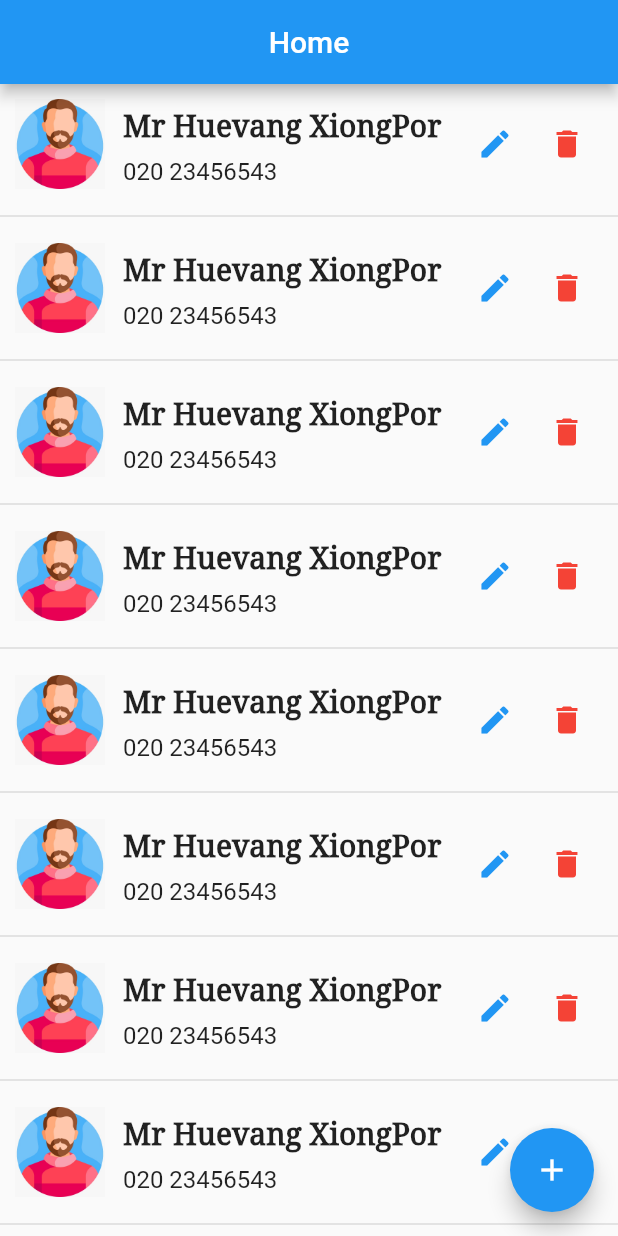
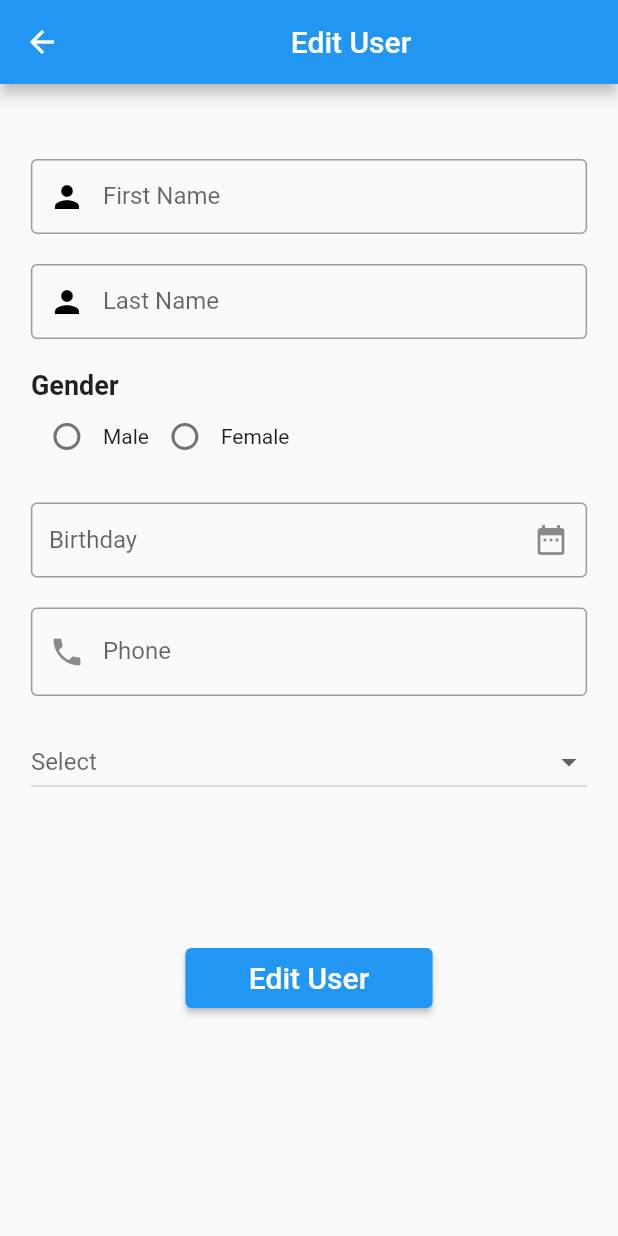
Before and after one commit to huevangxp/flutter_crud, a Flutter app: the screen it shows after launch, after a tap on the "edit" icon, on a phone screen of 412 x 824 dp. Run offline on Flutter 3.47's test engine with Material 2 defaults, Android fonts, the phone set to English and light mode, and no system bars.

Commit message:
add edit and add user

```diff
--- a/lib/pages/add_user.dart
+++ b/lib/pages/add_user.dart
@@ -10,18 +10,8 @@ class AddUser extends StatefulWidget {
 class _AddUserState extends State<AddUser> {
   String Gender = "";
 
-  //  String dropdownvalue = 'Item 1';
   final userType = ['Admin', 'User'];
-  // String ChooseType = "Ch";
 
-  // List of items in our dropdown menu
-  // var items = [
-  //   'Item 1',
-  //   'Item 2',
-  //   'Item 3',
-  //   'Item 4',
-  //   'Item 5',
-  // ];
 
   @override
   Widget build(BuildContext context) {
@@ -75,29 +65,45 @@ class _AddUserState extends State<AddUser> {
               const SizedBox(
                 height: 20,
               ),
-              Container(
+              selectWidget(context),
+              const SizedBox(
+                height: 100,
+              ),
+              buttonAddUser(context)
+            ],
+          ),
+        ),
+      ),
+    );
+  }
+
+  Container buttonAddUser(BuildContext context) {
+    return Container(
+              width: MediaQuery.of(context).size.width * 0.4,
+              height: 40,
+              child: ElevatedButton(onPressed: (){}, child: Text('Add User', style:TextStyle(fontSize: 20))));
+  }
+
+  Container selectWidget(BuildContext context) {
+    return Container(
               width: MediaQuery.of(context).size.width * 0.9,
               child: DropdownButton(
                   isExpanded: true,
-                    hint: const Text("Select"),
+                  hint: Text("Select"),
                   items: userType
                       .map((e) => DropdownMenuItem(
                             child: Text(
                               e,
                               style: TextStyle(fontSize: 16),
                             ),
-                              value: e,
+                            value:e,
                           ))
                       .toList(),
                   onChanged: (value) {
                     setState(() {
+                      value = value;
                     });
                   }),
-              ),
-            ],
-          ),
-        ),
-      ),
             );
   }
 
--- a/lib/pages/edit_user.dart
+++ b/lib/pages/edit_user.dart
@@ -1,20 +1,211 @@
 import 'package:flutter/material.dart';
 
-class EditUser extends StatefulWidget {
-  const EditUser({super.key});
+class EdittUser extends StatefulWidget {
+  const EdittUser({super.key});
 
   @override
-  State<EditUser> createState() => _EditUserState();
+  State<EdittUser> createState() => _EdittUserState();
 }
 
-class _EditUserState extends State<EditUser> {
+class _EdittUserState extends State<EdittUser> {
+  String Gender = "";
+
+  final userType = ['Admin', 'User'];
+
+
   @override
   Widget build(BuildContext context) {
     return Scaffold(
       appBar: AppBar(
-        title: Text("Edit User"),
+        leading: IconButton(
+          onPressed: () {
+            Navigator.pop(context);
+          },
+          icon: Icon(Icons.arrow_back),
+        ),
+        title: Center(child: Text("Edit User")),
       ),
-      body: Text("huevang edit user"),
+      body: SingleChildScrollView(
+        child: Center(
+          child: Column(
+            children: [
+              // Padding(padding: EdgeInsets.only(top: 20)),
+              const SizedBox(
+                height: 50,
+              ),
+              textFieldFname(context),
+              const SizedBox(
+                height: 20,
+              ),
+              textFieldLname(context),
+              const SizedBox(
+                height: 20,
+              ),
+              Container(
+                width: MediaQuery.of(context).size.width * 0.9,
+                child: Row(
+                  children: [
+                    Text(
+                      "Gender",
+                      style:
+                          TextStyle(fontWeight: FontWeight.bold, fontSize: 18),
+                    ),
+                  ],
+                ),
+              ),
+              radioMaleAndFemal(context),
+              const SizedBox(
+                height: 20,
+              ),
+              textFormFieldBirthday(context),
+              const SizedBox(
+                height: 20,
+              ),
+              textFormFieldPhone(context),
+              const SizedBox(
+                height: 20,
+              ),
+              selectWidget(context),
+              const SizedBox(
+                height: 100,
+              ),
+              buttonAddUser(context)
+            ],
+          ),
+        ),
+      ),
+    );
+  }
+
+  Container buttonAddUser(BuildContext context) {
+    return Container(
+              width: MediaQuery.of(context).size.width * 0.4,
+              height: 40,
+              child: ElevatedButton(onPressed: (){}, child: Text('Edit User', style:TextStyle(fontSize: 20))));
+  }
+
+  Container selectWidget(BuildContext context) {
+    return Container(
+              width: MediaQuery.of(context).size.width * 0.9,
+              child: DropdownButton(
+                  isExpanded: true,
+                  hint: Text("Select"),
+                  items: userType
+                      .map((e) => DropdownMenuItem(
+                            child: Text(
+                              e,
+                              style: TextStyle(fontSize: 16),
+                            ),
+                            value:e,
+                          ))
+                      .toList(),
+                  onChanged: (value) {
+                    setState(() {
+                      value = value;
+                    });
+                  }),
+            );
+  }
+
+  Container textFormFieldPhone(BuildContext context) {
+    return Container(
+      width: MediaQuery.of(context).size.width * 0.9,
+      child: TextFormField(
+        decoration: InputDecoration(
+            labelText: "Phone",
+            border: OutlineInputBorder(),
+            prefixIcon: IconButton(onPressed: () {}, icon: Icon(Icons.phone))),
+      ),
+    );
+  }
+
+  Container textFormFieldBirthday(BuildContext context) {
+    return Container(
+      width: MediaQuery.of(context).size.width * 0.9,
+      height: 50,
+      child: TextFormField(
+        decoration: InputDecoration(
+          labelText: "Birthday",
+          border: OutlineInputBorder(),
+          suffixIcon: IconButton(
+            onPressed: () {},
+            icon: Icon(Icons.date_range),
+          ),
+        ),
+      ),
+    );
+  }
+
+  Container radioMaleAndFemal(BuildContext context) {
+    return Container(
+      width: MediaQuery.of(context).size.width * 0.9,
+      child: Row(
+        // mainAxisAlignment: MainAxisAlignment.spaceEvenly,
+        children: [
+          Row(
+            children: [
+              Radio(
+                  value: "Male",
+                  groupValue: Gender,
+                  onChanged: (value) {
+                    setState(() {
+                      Gender = value.toString();
+                      print(value);
+                    });
+                  }),
+              Text("Male"),
+            ],
+          ),
+          Row(
+            children: [
+              Radio(
+                  value: "Female",
+                  groupValue: Gender,
+                  onChanged: (value) {
+                    setState(() {
+                      Gender = value.toString();
+                      print(value);
+                    });
+                  }),
+              Text("Female")
+            ],
+          )
+        ],
+      ),
+    );
+  }
+
+  Container textFieldLname(BuildContext context) {
+    return Container(
+      width: MediaQuery.of(context).size.width * 0.9,
+      height: 50,
+      child: TextFormField(
+        decoration: InputDecoration(
+          labelText: "Last Name",
+          prefixIcon: Icon(
+            Icons.person,
+            color: Colors.black,
+          ),
+          border: OutlineInputBorder(),
+        ),
+      ),
+    );
+  }
+
+  Container textFieldFname(BuildContext context) {
+    return Container(
+      width: MediaQuery.of(context).size.width * 0.9,
+      height: 50,
+      child: TextFormField(
+        decoration: InputDecoration(
+          labelText: "First Name",
+          prefixIcon: Icon(
+            Icons.person,
+            color: Colors.black,
+          ),
+          border: OutlineInputBorder(),
+        ),
+      ),
     );
   }
 }
--- a/lib/pages/home.dart
+++ b/lib/pages/home.dart
@@ -1,5 +1,6 @@
 import 'package:flutter/material.dart';
 import 'package:flutter_crud/pages/add_user.dart';
+import 'package:flutter_crud/pages/edit_user.dart';
 
 class Home extends StatefulWidget {
   const Home({super.key});
@@ -56,7 +57,11 @@ class _HomeState extends State<Home> {
                 Row(
                   children: [
                     IconButton(
-                        onPressed: () {},
+                        onPressed: () {
+                          Navigator.push(context,
+                              MaterialPageRoute(builder: (context) => EdittUser()));
+
+                        },
                         icon: Icon(
                           Icons.edit,
                           color: Colors.blue,
```
Lines whose indentation alone changed are shown as unchanged.
